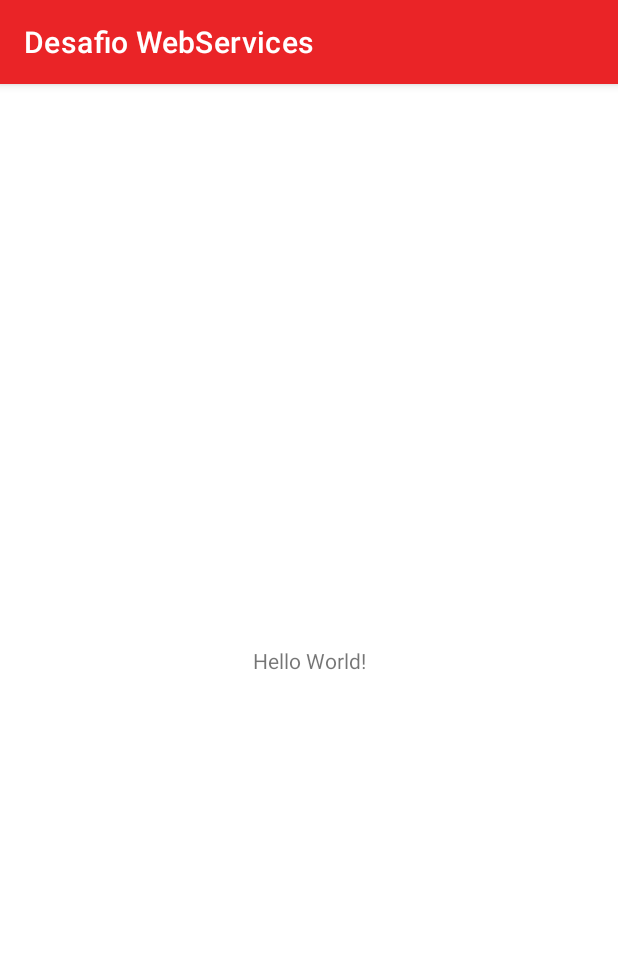
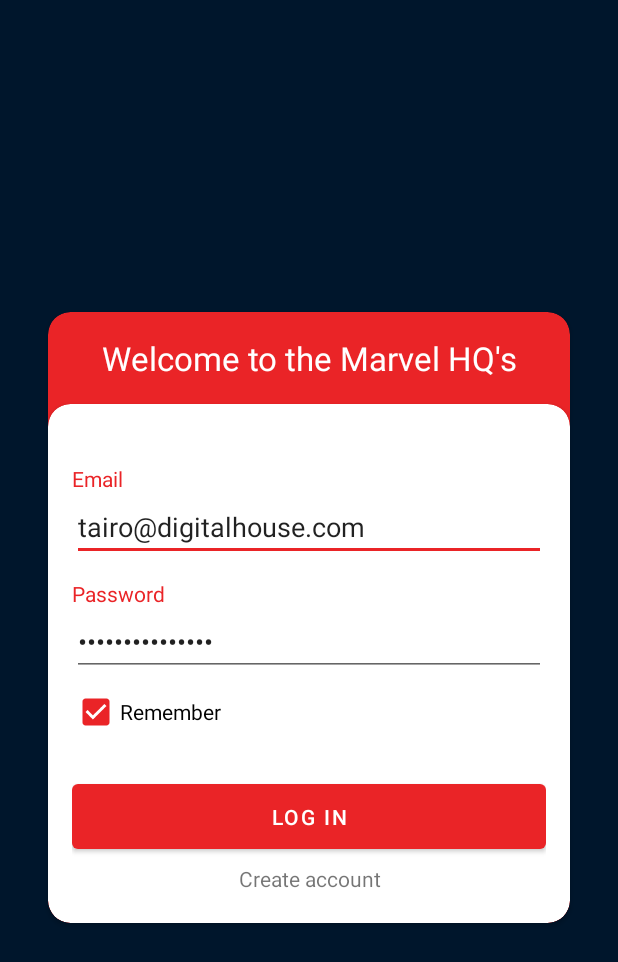
Before and after one commit to msbc1999/desafio_web-services_dh, an Android app: the screen it shows after launch (MainActivity before the commit, LoginActivity after it), on a phone screen of 412 x 824 dp. Shown: the top 962 px of the screen. Run offline under Robolectric (Android 15) with nearby library versions, the phone set to English and light mode, and no system bars.

Commit message:
Criação dos layouts

```diff
--- /dev/null
+++ b/app/src/main/java/me/mateus/desafiowebservices/ui/LoginActivity.kt
@@ -0,0 +1,13 @@
+package me.mateus.desafiowebservices.ui
+
+import androidx.appcompat.app.AppCompatActivity
+import android.os.Bundle
+import android.view.Window
+import me.mateus.desafiowebservices.R
+
+class LoginActivity : AppCompatActivity() {
+    override fun onCreate(savedInstanceState: Bundle?) {
+        super.onCreate(savedInstanceState)
+        setContentView(R.layout.activity_login)
+    }
+}
--- a/app/src/main/java/me/mateus/desafiowebservices/ui/SplashActivity.kt
+++ b/app/src/main/java/me/mateus/desafiowebservices/ui/SplashActivity.kt
@@ -13,7 +13,7 @@ class SplashActivity : AppCompatActivity() {
 
         thread(start = true) {
             Thread.sleep(1500)
-            startActivity(Intent(this, MainActivity::class.java))
+            startActivity(Intent(this, LoginActivity::class.java))
         }
     }
 }
--- /dev/null
+++ b/app/src/main/res/layout/activity_login.xml
@@ -0,0 +1,110 @@
+<?xml version="1.0" encoding="utf-8"?>
+<LinearLayout xmlns:android="http://schemas.android.com/apk/res/android"
+    xmlns:app="http://schemas.android.com/apk/res-auto"
+    xmlns:tools="http://schemas.android.com/tools"
+    android:layout_width="match_parent"
+    android:layout_height="match_parent"
+    android:background="#00162C"
+    tools:context=".ui.LoginActivity">
+
+    <androidx.cardview.widget.CardView
+        android:layout_width="match_parent"
+        android:layout_height="wrap_content"
+        android:layout_gravity="center"
+        android:layout_margin="32dp"
+        android:elevation="0dp"
+        android:translationZ="0dp"
+        app:cardBackgroundColor="@color/colorPrimary"
+        app:cardCornerRadius="15dp">
+
+        <LinearLayout
+            android:layout_width="match_parent"
+            android:layout_height="wrap_content"
+            android:orientation="vertical">
+
+            <TextView
+                android:layout_width="match_parent"
+                android:layout_height="wrap_content"
+                android:layout_marginVertical="16dp"
+                android:text="Welcome to the Marvel HQ's"
+                android:textAlignment="center"
+                android:textColor="@color/colorOnPrimary"
+                android:textSize="22sp" />
+
+            <androidx.cardview.widget.CardView
+                android:layout_width="match_parent"
+                android:layout_height="wrap_content"
+                android:layout_gravity="center"
+                android:elevation="0dp"
+                android:translationZ="0dp"
+                app:cardBackgroundColor="#FFFFFF"
+                app:cardCornerRadius="15dp">
+
+                <LinearLayout
+                    android:layout_width="match_parent"
+                    android:layout_height="wrap_content"
+                    android:layout_margin="16dp"
+                    android:orientation="vertical"
+                    android:paddingTop="12dp">
+
+                    <TextView
+                        android:layout_width="wrap_content"
+                        android:layout_height="wrap_content"
+                        android:layout_marginTop="12dp"
+                        android:text="Email"
+                        android:textColor="@color/colorPrimary" />
+
+                    <EditText
+                        android:layout_width="match_parent"
+                        android:layout_height="wrap_content"
+                        android:inputType="textEmailAddress"
+                        android:text="tairo@digitalhouse.com" />
+
+                    <TextView
+                        android:layout_width="wrap_content"
+                        android:layout_height="wrap_content"
+                        android:layout_marginTop="12dp"
+                        android:text="Password"
+                        android:textColor="@color/colorPrimary" />
+
+                    <EditText
+                        android:layout_width="match_parent"
+                        android:layout_height="wrap_content"
+                        android:inputType="textPassword"
+                        android:text="***************" />
+
+                    <CheckBox
+                        android:layout_width="wrap_content"
+                        android:layout_height="wrap_content"
+                        android:checked="true"
+                        android:text="Remember" />
+
+                    <LinearLayout
+                        android:layout_width="match_parent"
+                        android:layout_height="wrap_content"
+                        android:layout_marginTop="18dp"
+                        android:orientation="vertical">
+
+                        <Button
+                            android:layout_width="match_parent"
+                            android:layout_height="wrap_content"
+                            android:padding="12dp"
+                            android:text="Log In" />
+
+                        <TextView
+                            android:layout_width="match_parent"
+                            android:layout_height="wrap_content"
+                            android:padding="4dp"
+                            android:text="Create account"
+                            android:textAlignment="center" />
+                    </LinearLayout>
+
+                </LinearLayout>
+
+            </androidx.cardview.widget.CardView>
+
+        </LinearLayout>
+
+    </androidx.cardview.widget.CardView>
+
+</LinearLayout>
--- a/app/src/main/res/values/themes.xml
+++ b/app/src/main/res/values/themes.xml
@@ -1,17 +1,23 @@
 <resources xmlns:tools="http://schemas.android.com/tools">
-    <!-- Base application theme. -->
+
     <style name="Theme.DesafioWebServices" parent="Theme.MaterialComponents.DayNight.DarkActionBar">
-        <!-- Primary brand color. -->
         <item name="colorPrimary">@color/colorPrimary</item>
         <item name="colorPrimaryVariant">@color/colorPrimaryVariant</item>
         <item name="colorOnPrimary">@color/colorOnPrimary</item>
-        <!-- Secondary brand color. -->
-        <item name="colorSecondary">@color/colorSecondary</item>
-        <item name="colorSecondaryVariant">@color/colorSecondaryVariant</item>
-        <item name="colorOnSecondary">@color/colorOnSecondary</item>
-        <!-- Status bar color. -->
+        <item name="colorSecondary">@color/colorPrimary</item>
+        <item name="colorSecondaryVariant">@color/colorPrimaryVariant</item>
+        <item name="colorOnSecondary">@color/colorOnPrimary</item>
         <item name="android:statusBarColor" tools:targetApi="l">?attr/colorPrimaryVariant</item>
-        <!-- Customize your theme here. -->
+    </style>
+
+    <style name="Theme.DesafioWebServices.NoActionBar" parent="Theme.MaterialComponents.DayNight.NoActionBar">
+        <item name="colorPrimary">@color/colorPrimary</item>
+        <item name="colorPrimaryVariant">@color/colorPrimaryVariant</item>
+        <item name="colorOnPrimary">@color/colorOnPrimary</item>
+        <item name="colorSecondary">@color/colorPrimary</item>
+        <item name="colorSecondaryVariant">@color/colorPrimaryVariant</item>
+        <item name="colorOnSecondary">@color/colorOnPrimary</item>
+        <item name="android:statusBarColor" tools:targetApi="l">?attr/colorPrimaryVariant</item>
     </style>
 
     <style name="SplashTheme" parent="Theme.AppCompat">
```
Also changed, not shown: app/src/main/AndroidManifest.xml (+8 -1 lines), app/src/main/java/me/mateus/desafiowebservices/ui/RegisterActivity.kt (added, +12 -0 lines), app/src/main/res/layout/activity_main.xml (+24 -10 lines), app/src/main/res/layout/activity_register.xml (added, +124 -0 lines), app/src/main/res/layout/item_hq.xml (added, +32 -0 lines), app/src/main/res/drawable/ic_account_add.png (added).
